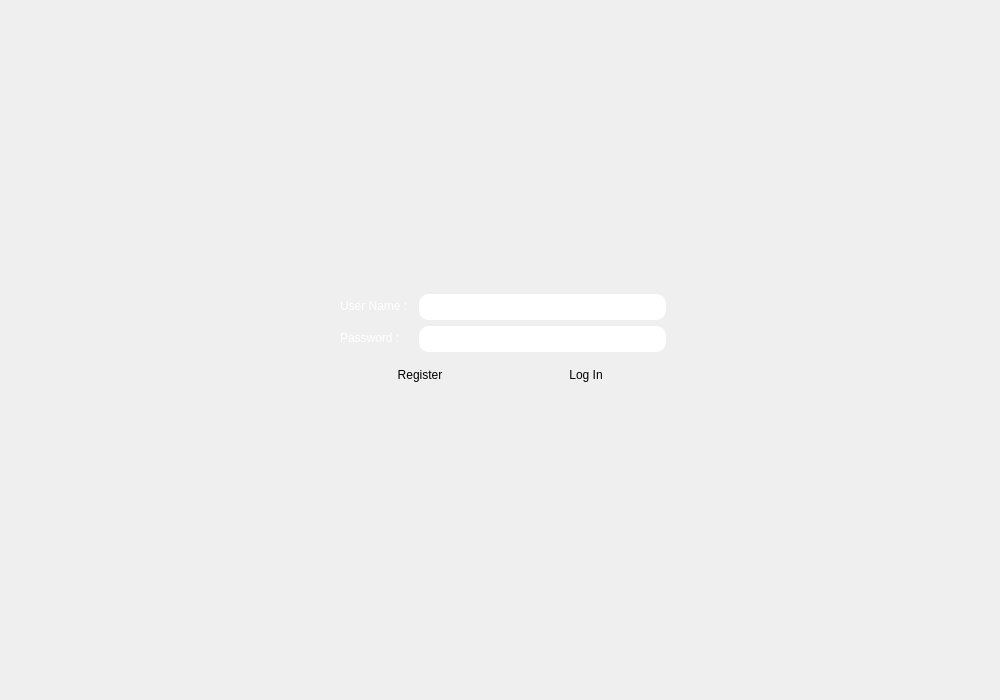
Qt form loginwindow.ui (aminfooladi/QSpotify) before a commit.
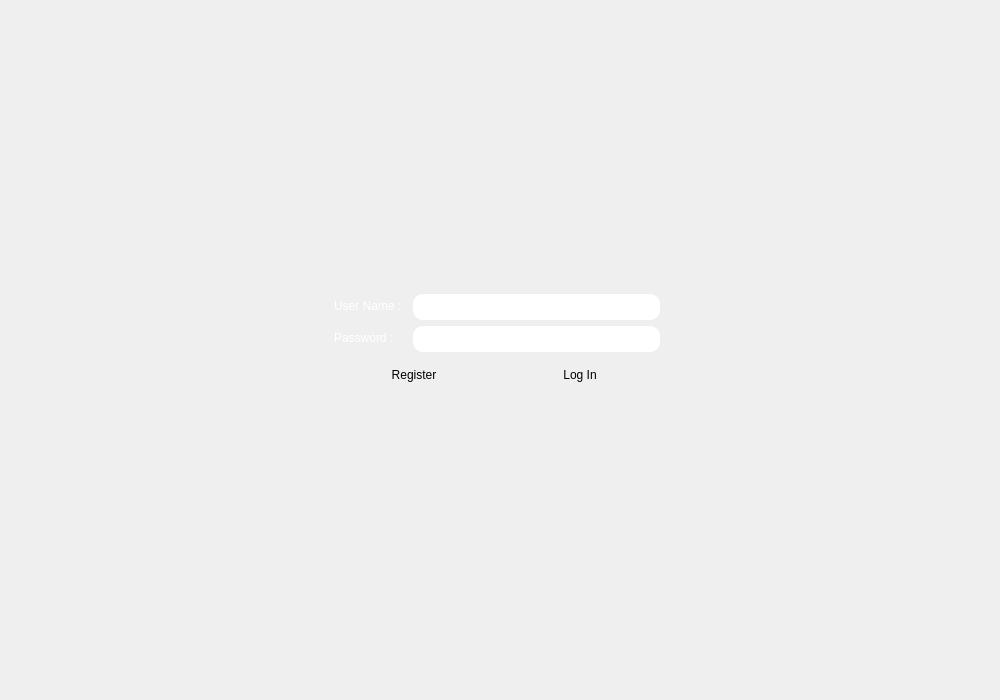
The same form after that commit. Icons and pictures are not drawn.

What changed in the file:
```diff
--- a/loginwindow.ui
+++ b/loginwindow.ui
@@ -209,25 +209,9 @@
       </property>
      </spacer>
     </item>
-    <item row="0" column="0">
+    <item row="0" column="3">
      <layout class="QGridLayout" name="gridLayout_3">
-      <item row="0" column="1">
-       <spacer name="horizontalSpacer_3">
-        <property name="orientation">
-         <enum>Qt::Orientation::Horizontal</enum>
-        </property>
-        <property name="sizeType">
-         <enum>QSizePolicy::Policy::Fixed</enum>
-        </property>
-        <property name="sizeHint" stdset="0">
-         <size>
-          <width>150</width>
-          <height>20</height>
-         </size>
-        </property>
-       </spacer>
-      </item>
-      <item row="1" column="0">
+      <item row="1" column="1">
        <spacer name="verticalSpacer_3">
         <property name="orientation">
          <enum>Qt::Orientation::Vertical</enum>
@@ -243,7 +227,7 @@
         </property>
        </spacer>
       </item>
-      <item row="0" column="0">
+      <item row="0" column="1">
        <widget class="QLabel" name="logoLabel">
         <property name="styleSheet">
          <string notr="true">image: url(:/images/logo/images/Logo.png);
@@ -255,6 +239,22 @@
         </property>
        </widget>
       </item>
+      <item row="0" column="0">
+       <spacer name="horizontalSpacer_3">
+        <property name="orientation">
+         <enum>Qt::Orientation::Horizontal</enum>
+        </property>
+        <property name="sizeType">
+         <enum>QSizePolicy::Policy::Fixed</enum>
+        </property>
+        <property name="sizeHint" stdset="0">
+         <size>
+          <width>150</width>
+          <height>20</height>
+         </size>
+        </property>
+       </spacer>
+      </item>
      </layout>
     </item>
    </layout>
```
Left out of the diff: 4 changed lines with no effect on the pictures.
